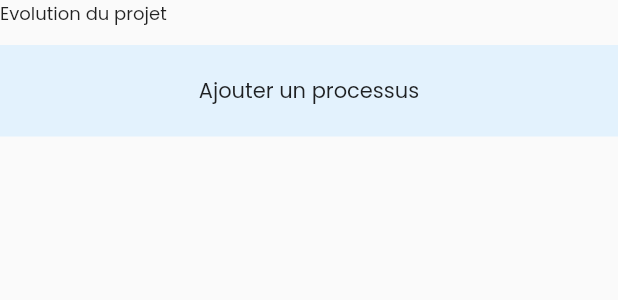
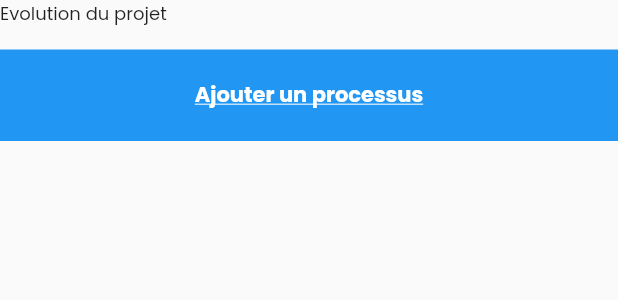
Before and after one commit to Optimus-ged/test_project, a Flutter app: the BuildStepper widget shown alone on an empty page, opened directly with empty values, on a phone screen of 412 x 824 dp. Shown: the top 300 px of the screen. Run offline on Flutter 3.47's test engine with Material 2 defaults, Android fonts, the phone set to English and light mode, and no system bars; our stand-ins replace bloc, dio, equatable, flutter_bloc, fluttertoast, get_it and 2 more; accounts and stored records are empty.

Commit message:
Add process page created successfully

```diff
--- a/lib/ui/widgets/stepper_widget.dart
+++ b/lib/ui/widgets/stepper_widget.dart
@@ -1,4 +1,5 @@
 import 'package:ackaton_manage/models/mission/mission_response.dart';
+import 'package:ackaton_manage/ui/screens/add_process.dart';
 import 'package:flutter/material.dart';
 
 class BuildStepper extends StatefulWidget {
@@ -48,12 +49,26 @@ class _BuildStepperState extends State<BuildStepper> {
             ),
           ),
         ),
-        Container(
-          color: Colors.blue[50],
-          margin: EdgeInsets.only(top: 2),
-          padding: EdgeInsets.symmetric(vertical: 20),
-          alignment: Alignment.center,
-          child: Text('Ajouter un processus'),
+        GestureDetector(
+          onTap: () => Navigator.of(context).push(
+            MaterialPageRoute(
+              builder: (context) => AddProcess(),
+            ),
+          ),
+          child: Container(
+            color: Colors.blue,
+            margin: EdgeInsets.only(top: 5),
+            padding: EdgeInsets.symmetric(vertical: 20),
+            alignment: Alignment.center,
+            child: Text(
+              'Ajouter un processus',
+              style: TextStyle(
+                color: Colors.white,
+                fontWeight: FontWeight.w600,
+                decoration: TextDecoration.underline,
+              ),
+            ),
+          ),
         )
       ],
     );
```
Also changed, not shown: lib/ui/screens/add_process.dart (added, +170 -0 lines).
